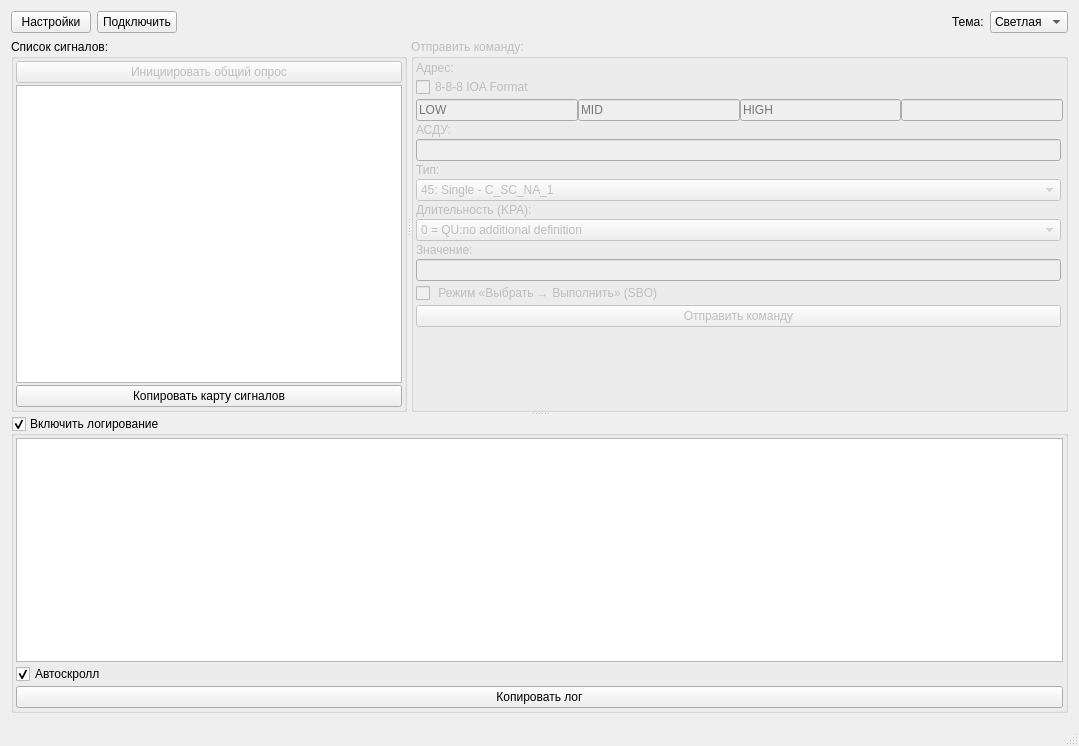
Before: the Qt Designer form MainWindow.ui in RADEON73/Iec104Client, drawn with Qt 5.
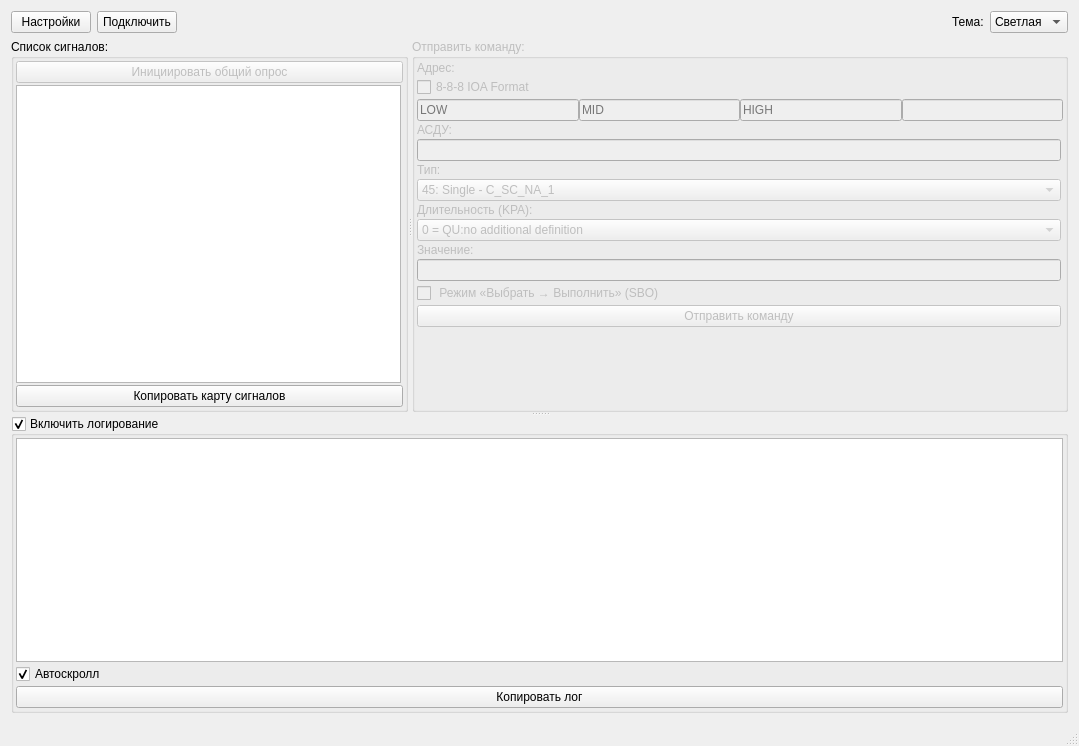
After: the same form once the commit is applied. Icons and pictures are not drawn.

```diff
--- a/MainWindow.ui
+++ b/MainWindow.ui
@@ -115,42 +115,36 @@
          <property name="spacing">
           <number>2</number>
          </property>
-         <item row="0" column="0">
-          <widget class="QPushButton" name="pbGI">
-           <property name="enabled">
-            <bool>false</bool>
-           </property>
-           <property name="text">
-            <string>Инициировать общий опрос</string>
-           </property>
-          </widget>
-         </item>
          <item row="1" column="0">
-          <widget class="QTableWidget" name="twPontos">
-           <property name="sizePolicy">
-            <sizepolicy hsizetype="Minimum" vsizetype="Expanding">
-             <horstretch>0</horstretch>
-             <verstretch>0</verstretch>
-            </sizepolicy>
-           </property>
+          <widget class="QTableView" name="twPontos">
            <property name="alternatingRowColors">
             <bool>true</bool>
            </property>
            <attribute name="horizontalHeaderMinimumSectionSize">
             <number>50</number>
            </attribute>
-           <attribute name="horizontalHeaderDefaultSectionSize">
-            <number>50</number>
-           </attribute>
            <attribute name="horizontalHeaderStretchLastSection">
             <bool>true</bool>
            </attribute>
-           <attribute name="verticalHeaderVisible">
+           <attribute name="verticalHeaderMinimumSectionSize">
+            <number>15</number>
+           </attribute>
+           <attribute name="verticalHeaderDefaultSectionSize">
+            <number>15</number>
+           </attribute>
+          </widget>
+         </item>
+         <item row="0" column="0" colspan="2">
+          <widget class="QPushButton" name="pbGI">
+           <property name="enabled">
             <bool>false</bool>
-           </attribute>
+           </property>
+           <property name="text">
+            <string>Инициировать общий опрос</string>
+           </property>
           </widget>
          </item>
-         <item row="2" column="0">
+         <item row="2" column="0" colspan="2">
           <widget class="QPushButton" name="pbCopyVals">
            <property name="text">
             <string>Копировать карту сигналов</string>
```
Left out of the diff: 6 changed lines with no effect on the pictures.
